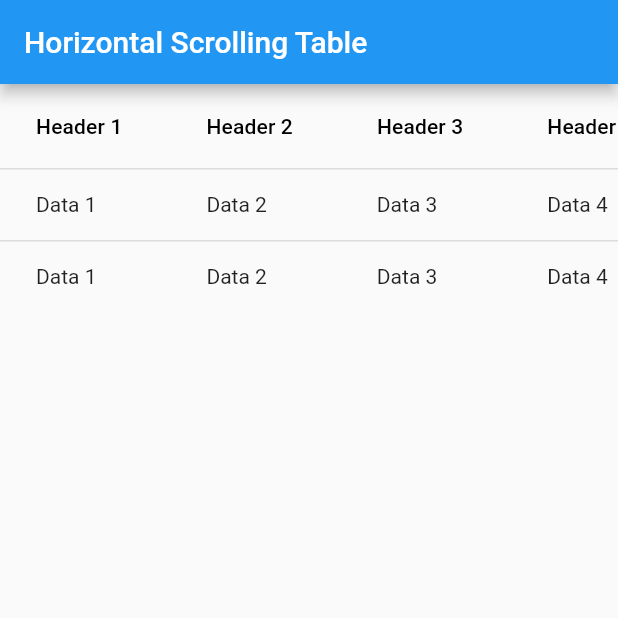
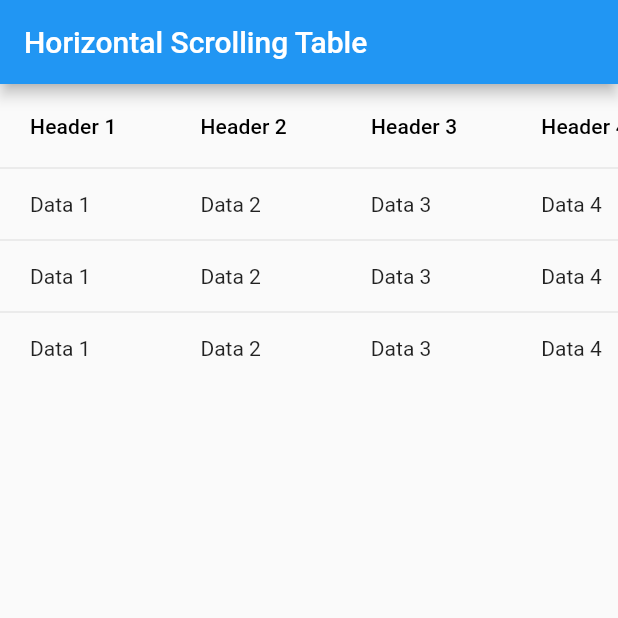
Before and after one commit to rohansolse/profiletrial, a Flutter app: the screen it shows after launch, on a phone screen of 412 x 824 dp, the top half of it. Run offline on Flutter 3.47's test engine with Material 2 defaults, Android fonts, the phone set to English and light mode, and no system bars.

Commit message:
minor changes

```diff
--- a/lib/main.dart
+++ b/lib/main.dart
@@ -17,6 +17,13 @@ class MyApp extends StatelessWidget {
         body: SingleChildScrollView(
           scrollDirection: Axis.horizontal,
           child: DataTable(
+            dividerThickness: 0.0,
+            horizontalMargin: 20.0,
+            dataRowColor: MaterialStateProperty.resolveWith<Color>(
+              (Set<MaterialState> states) {
+                return const Color.fromRGBO(250, 250, 250, 1);
+              },
+            ),
             columns: const [
               DataColumn(label: Text('Header 1')),
               DataColumn(label: Text('Header 2')),
@@ -55,6 +62,19 @@ class MyApp extends StatelessWidget {
                   // Add more DataCell widgets as needed
                 ],
               ),
+              DataRow(
+                cells: [
+                  DataCell(Text('Data 1')),
+                  DataCell(Text('Data 2')),
+                  DataCell(Text('Data 3')),
+                  DataCell(Text('Data 4')),
+                  DataCell(Text('Data 5')),
+                  DataCell(Text('Data 6')),
+                  DataCell(Text('Data 7')),
+                  DataCell(Text('Data 8')),
+                  // Add more DataCell widgets as needed
+                ],
+              ),
               // Add more DataRow widgets as needed
             ],
           ),
```
